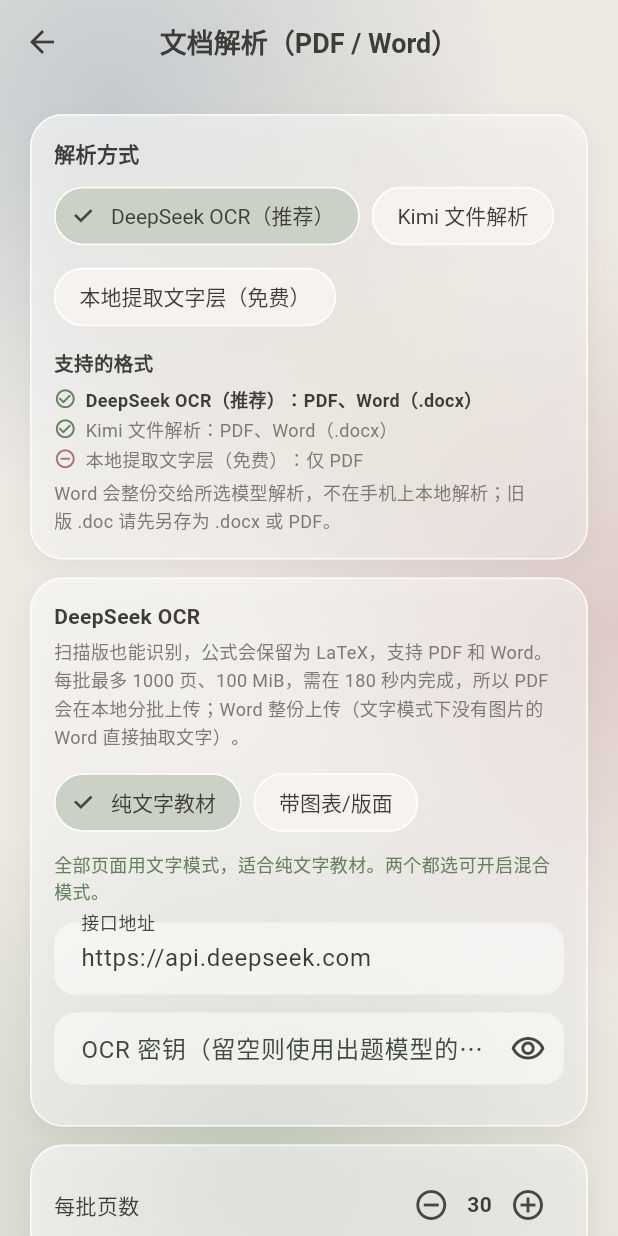
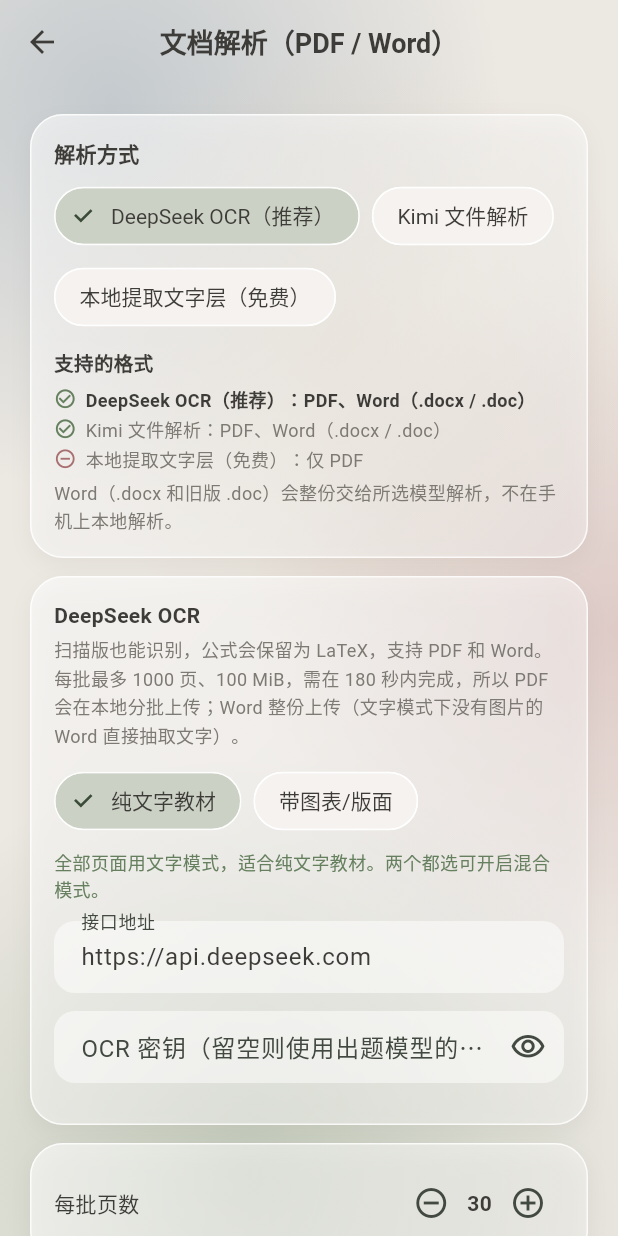
Before and after one commit to HenryHam88/ai-flashcards, a Flutter app: the OcrSettingsPage screen opened directly, on a phone screen of 412 x 824 dp. Run offline on Flutter 3.47's test engine with Material 3 defaults, Android fonts, the phone set to English and light mode, and no system bars; our stand-ins replace file_picker, flutter_secure_storage, material_ui, shared_preferences, sqflite; missing offline and left inert: flutter_math_fork, syncfusion_flutter_pdf; accounts and stored records are empty.

Commit message:
v1.1.7: 支持旧版 Word（.doc），以 application/msword 交给 DeepSeek OCR / Kimi；上传文件带正确 MIME

```diff
--- a/lib/data/doc_store.dart
+++ b/lib/data/doc_store.dart
@@ -64,7 +64,7 @@ class SqliteDocStore implements DocStore {
         await db.execute('CREATE INDEX idx_${c}_p ON $c(project_id)');
       }
     }, onUpgrade: (db, from, to) async {
-      // v2：资料加 type 字段（pdf / docx），旧资料全部标记为 PDF
+      // v2：资料加 type 字段（pdf / docx / doc），旧资料全部标记为 PDF
       if (from < 2) {
         for (final row in await db.query('docs')) {
           final j = jsonDecode(row['data'] as String) as Map<String, dynamic>;
--- a/lib/data/repository.dart
+++ b/lib/data/repository.dart
@@ -24,7 +24,7 @@ class Repository {
   }
 
   // ---------- PDF ----------
-  /// docId → 类型（pdf / docx），用于出处显示「第 N 页」还是「标题名」。
+  /// docId → 类型（pdf / docx / doc），用于出处显示「第 N 页」还是「标题名」。
   final docTypes = <String, String>{};
   Future<void> loadDocTypes() async {
     for (final j in await store.list('docs')) {
@@ -32,7 +32,7 @@ class Repository {
     }
   }
 
-  bool isWordDoc(String docId) => docTypes[docId] == 'docx';
+  bool isWordDoc(String docId) => docTypes[docId] == 'docx' || docTypes[docId] == 'doc';
 
   Future<List<PdfDoc>> docs(String projectId) async {
     final l = (await store.list('docs', projectId: projectId)).map(PdfDoc.fromJson).toList();
--- a/lib/models.dart
+++ b/lib/models.dart
@@ -32,7 +32,7 @@ class PdfDoc {
   int pageCount;
   int parsedPages;
   String status; // 未解析 / 解析中 / 已解析 / 部分失败 / 不支持
-  String type; // pdf / docx（Word）
+  String type; // pdf / docx / doc（后两种都是 Word）
   String note; // 给用户看的提示，例如当前解析模型不支持 Word
   PdfDoc({
     required this.id,
@@ -45,10 +45,15 @@ class PdfDoc {
     this.type = 'pdf',
     this.note = '',
   });
-  bool get isWord => type == 'docx';
+  bool get isWord => type == 'docx' || type == 'doc';
 
   /// 资料类型：按扩展名判断。
-  static String typeOf(String fileName) => fileName.toLowerCase().endsWith('.docx') ? 'docx' : 'pdf';
+  static String typeOf(String fileName) {
+    final l = fileName.toLowerCase();
+    if (l.endsWith('.docx')) return 'docx';
+    if (l.endsWith('.doc')) return 'doc';
+    return 'pdf';
+  }
   Map<String, dynamic> toJson() => {
         'id': id,
         'projectId': projectId,
--- a/lib/services/pipeline.dart
+++ b/lib/services/pipeline.dart
@@ -287,7 +287,7 @@ class ParseService {
 }
 
 extension on ParseService {
-  /// Word：整份 .docx 直接交给设置里的解析模型（DeepSeek OCR / Kimi），不在手机上本地解析。
+  /// Word：整份 .docx / .doc 直接交给设置里的解析模型（DeepSeek OCR / Kimi），不在手机上本地解析。
   /// 解析模型不支持 Word 时不联网，直接在这份资料上显示提示。
   Future<int> _parseWord(PdfDoc doc, Progress onProgress) async {
     if (parserOverride == null && !Settings.supportsWord(settings.ocrProvider)) {
@@ -310,7 +310,7 @@ extension on ParseService {
     Object? err;
     for (var attempt = 0; attempt < 3 && r == null; attempt++) {
       try {
-        r = await parser.parse(bytes, '${doc.name}.docx', 1);
+        r = await parser.parse(bytes, '${doc.name}.${doc.type}', 1); // 扩展名决定 MIME
       } catch (e) {
         err = e;
         if (e is OcrException && (e.message.contains('401') || e.message.contains('密钥'))) break;
--- a/lib/services/settings.dart
+++ b/lib/services/settings.dart
@@ -71,8 +71,8 @@ class Settings {
 
   /// 各解析方式支持的格式（依据 DeepSeek OCR 与 Kimi 文件接口的官方文档）。
   static const providerFormats = {
-    OcrProvider.deepseek: 'PDF、Word（.docx）',
-    OcrProvider.kimi: 'PDF、Word（.docx）',
+    OcrProvider.deepseek: 'PDF、Word（.docx / .doc）',
+    OcrProvider.kimi: 'PDF、Word（.docx / .doc）',
     OcrProvider.local: '仅 PDF',
   };
   static bool supportsWord(OcrProvider p) => p != OcrProvider.local;
--- a/lib/ui/me_page.dart
+++ b/lib/ui/me_page.dart
@@ -183,13 +183,15 @@ class _OcrSettingsPageState extends State<OcrSettingsPage> {
                   Icon(Settings.supportsWord(p) ? Icons.check_circle_outline : Icons.remove_circle_outline,
                       size: 15, color: Settings.supportsWord(p) ? M.sageDark : M.roseDark),
                   const SizedBox(width: 6),
-                  Text('${ocrProviderNames[p]}：${Settings.providerFormats[p]}',
-                      style: TextStyle(fontSize: 12, color: st.ocrProvider == p ? M.text : M.sub,
-                          fontWeight: st.ocrProvider == p ? FontWeight.w600 : FontWeight.w400)),
+                  Expanded(
+                    child: Text('${ocrProviderNames[p]}：${Settings.providerFormats[p]}',
+                        style: TextStyle(fontSize: 12, color: st.ocrProvider == p ? M.text : M.sub,
+                            fontWeight: st.ocrProvider == p ? FontWeight.w600 : FontWeight.w400)),
+                  ),
                 ]),
               ),
             const SizedBox(height: 4),
-            const Text('Word 会整份交给所选模型解析，不在手机上本地解析；旧版 .doc 请先另存为 .docx 或 PDF。',
+            const Text('Word（.docx 和旧版 .doc）会整份交给所选模型解析，不在手机上本地解析。',
                 style: TextStyle(color: M.sub, fontSize: 12, height: 1.5)),
           ]),
         ),
--- a/lib/ui/project_page.dart
+++ b/lib/ui/project_page.dart
@@ -80,17 +80,13 @@ class _ProjectPageState extends State<ProjectPage> {
   Future<void> _upload() async {
     final picked = await FilePicker.pickFiles(type: FileType.custom, allowedExtensions: ['pdf', 'docx', 'doc']);
     if (picked.isEmpty) return;
-    final legacy = picked.where((f) => f.name.toLowerCase().endsWith('.doc')).toList();
-    if (legacy.isNotEmpty && mounted) {
-      toast(context, '暂不支持旧版 .doc 格式（${legacy.map((f) => f.name).join('、')}）。请在 Word / WPS 里「另存为」.docx 或 PDF 后再上传。');
-    }
     final dir = Directory(p.join((await getApplicationDocumentsDirectory()).path, 'pdfs'));
     await dir.create(recursive: true);
     final added = <PdfDoc>[];
     for (final f in picked) {
       if (f.path == null) continue;
       final lower = f.name.toLowerCase();
-      if (!lower.endsWith('.pdf') && !lower.endsWith('.docx')) continue;
+      if (!['.pdf', '.docx', '.doc'].any(lower.endsWith)) continue;
       final type = PdfDoc.typeOf(f.name);
       final id = newId();
       final dest = p.join(dir.path, '$id.$type');
@@ -255,7 +251,7 @@ class _ProjectPageState extends State<ProjectPage> {
             Expanded(
               child: Column(crossAxisAlignment: CrossAxisAlignment.start, children: [
                 Text('上传 PDF / Word', style: TextStyle(fontWeight: FontWeight.w600, fontSize: 15)),
-                Text('支持 PDF 和 Word（.docx），可一次选择多个（在文件选择器里长按可多选）', style: TextStyle(color: M.sub, fontSize: 12)),
+                Text('支持 PDF 和 Word（.docx / .doc），可一次选择多个（在文件选择器里长按可多选）', style: TextStyle(color: M.sub, fontSize: 12)),
               ]),
             ),
           ]),
--- a/pubspec.yaml
+++ b/pubspec.yaml
@@ -16,7 +16,7 @@ publish_to: 'none' # Remove this line if you wish to publish to pub.dev
 # https://developer.apple.com/library/archive/documentation/General/Reference/InfoPlistKeyReference/Articles/CoreFoundationKeys.html
 # In Windows, build-name is used as the major, minor, and patch parts
 # of the product and file versions while build-number is used as the build suffix.
-version: 1.1.6+8
+version: 1.1.7+9
 
 environment:
   sdk: ^3.14.0
@@ -45,6 +45,7 @@ dependencies:
   flutter_math_fork: ^0.7.4
   syncfusion_flutter_pdf: ^35.2.12
   provider: ^6.1.5+1
+  http_parser: ^4.1.2
 dev_dependencies:
   flutter_test:
     sdk: flutter
```
Also changed, not shown: lib/services/ocr.dart (+12 -2 lines), pubspec.lock, 8 other files.
